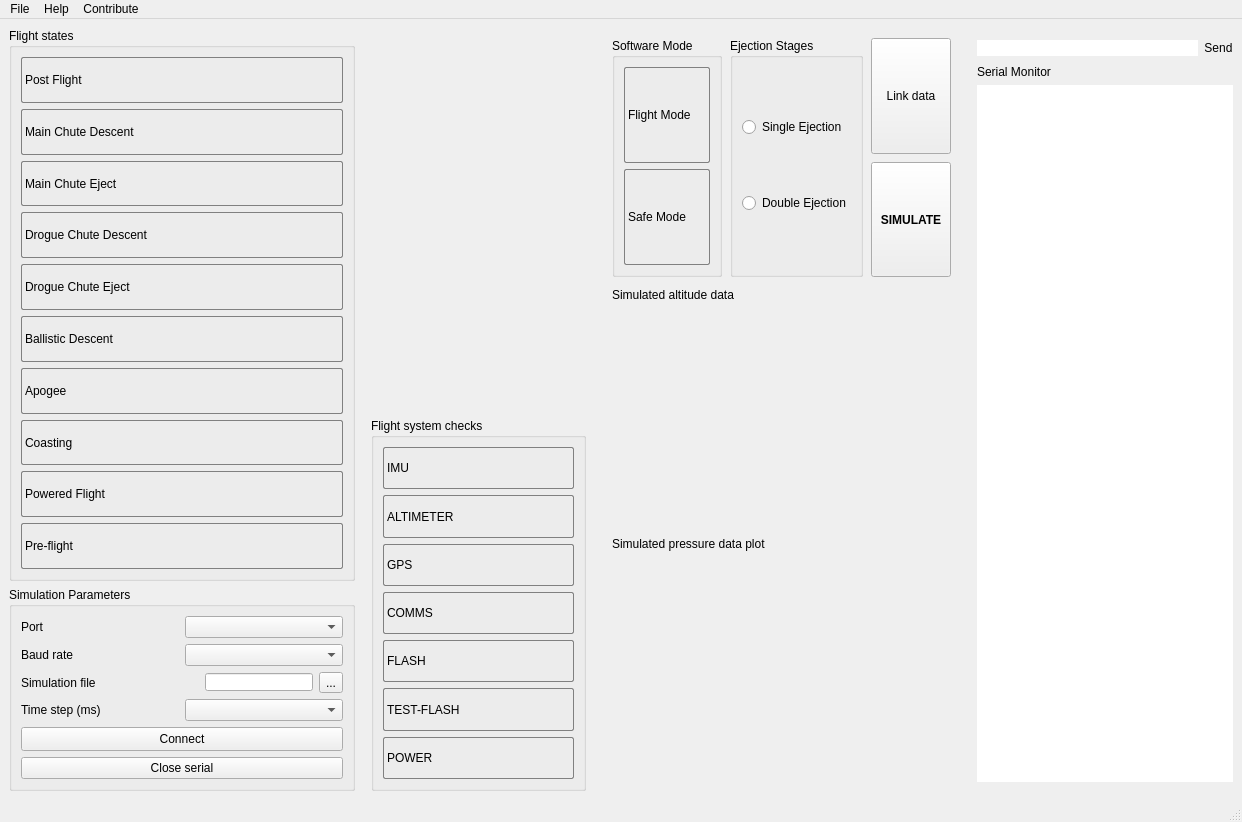
Before: the Qt Designer form app/NaFCSE/mainwindow.ui in bytecod3/Nakuja-Flight-Computer-Simulation-Engine, drawn with Qt 5.
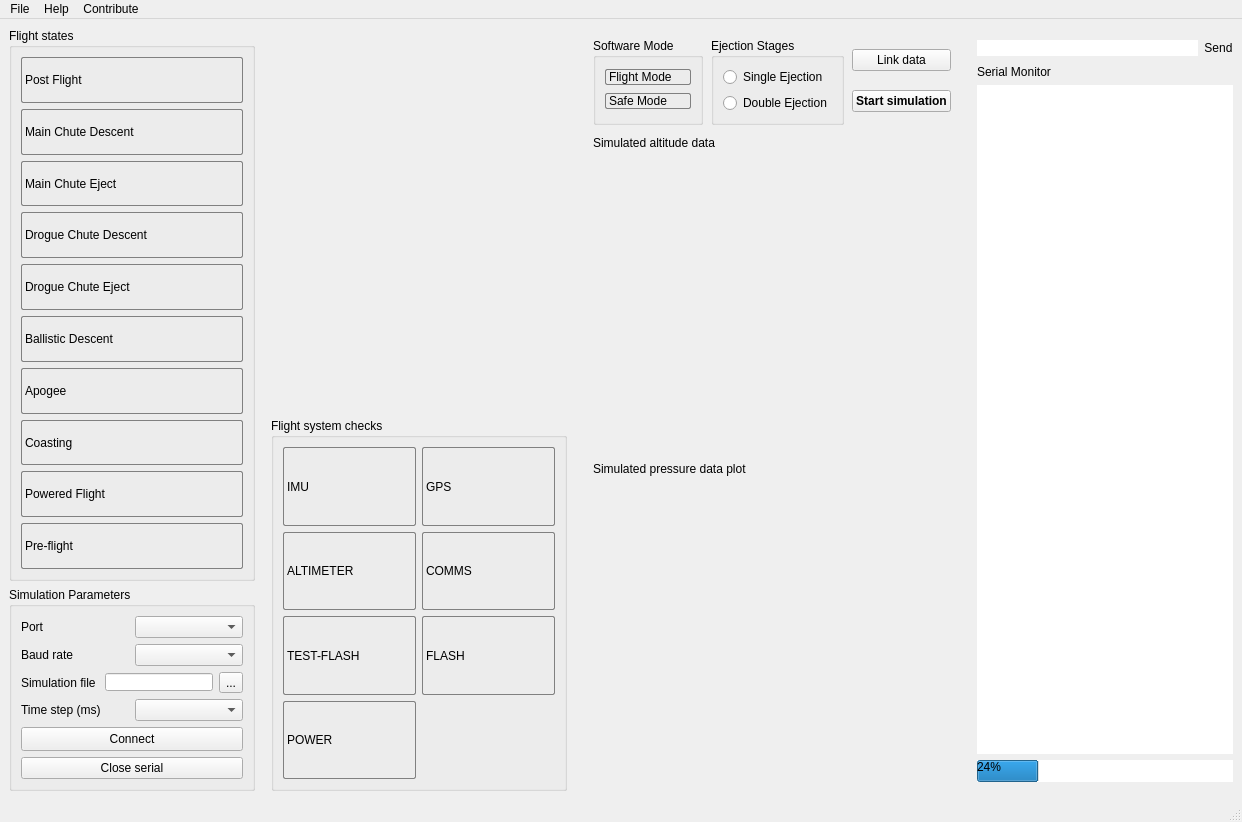
After: the same form once the commit is applied. Icons and pictures are not drawn.

```diff
--- a/app/NaFCSE/mainwindow.ui
+++ b/app/NaFCSE/mainwindow.ui
@@ -44,7 +44,7 @@
       <item>
        <widget class="QGroupBox" name="flightStatesGroupBox">
         <property name="sizePolicy">
-         <sizepolicy hsizetype="Preferred" vsizetype="Expanding">
+         <sizepolicy hsizetype="Fixed" vsizetype="Expanding">
           <horstretch>0</horstretch>
           <verstretch>0</verstretch>
          </sizepolicy>
@@ -187,7 +187,7 @@
       <item>
        <widget class="QGroupBox" name="simulationParamsGroupBox">
         <property name="sizePolicy">
-         <sizepolicy hsizetype="Maximum" vsizetype="Preferred">
+         <sizepolicy hsizetype="Fixed" vsizetype="Preferred">
           <horstretch>0</horstretch>
           <verstretch>0</verstretch>
          </sizepolicy>
@@ -205,22 +205,6 @@
              </property>
             </widget>
            </item>
-           <item>
-            <spacer name="horizontalSpacer">
-             <property name="orientation">
-              <enum>Qt::Horizontal</enum>
-             </property>
-             <property name="sizeType">
-              <enum>QSizePolicy::Expanding</enum>
-             </property>
-             <property name="sizeHint" stdset="0">
-              <size>
-               <width>100</width>
-               <height>20</height>
-              </size>
-             </property>
-            </spacer>
-           </item>
            <item>
             <widget class="QLineEdit" name="lnFilename">
              <property name="sizePolicy">
@@ -361,7 +345,12 @@
            </property>
            <item row="0" column="0">
             <layout class="QVBoxLayout" name="verticalLayout">
+             <property name="leftMargin">
+              <number>0</number>
+             </property>
              <item>
+              <layout class="QGridLayout" name="gridLayout_2">
+               <item row="0" column="0">
               <widget class="QLabel" name="IMU_subsys_label">
                <property name="styleSheet">
                 <string notr="true">border: 1px solid gray;
@@ -373,7 +362,7 @@
                </property>
               </widget>
              </item>
-             <item>
+               <item row="1" column="0">
               <widget class="QLabel" name="ALT_subsys_label">
                <property name="styleSheet">
                 <string notr="true">border: 1px solid gray;
@@ -385,7 +374,19 @@
                </property>
               </widget>
              </item>
-             <item>
+               <item row="2" column="0">
+                <widget class="QLabel" name="TESTFLASH_subsys_label">
+                 <property name="styleSheet">
+                  <string notr="true">border: 1px solid gray;
+border-radius: 2px;
+color: black;</string>
+                 </property>
+                 <property name="text">
+                  <string>TEST-FLASH</string>
+                 </property>
+                </widget>
+               </item>
+               <item row="0" column="1">
               <widget class="QLabel" name="GPS_subsys_label">
                <property name="styleSheet">
                 <string notr="true">border: 1px solid gray;
@@ -397,7 +398,7 @@
                </property>
               </widget>
              </item>
-             <item>
+               <item row="1" column="1">
               <widget class="QLabel" name="COMMS_subsys_label">
                <property name="styleSheet">
                 <string notr="true">border: 1px solid gray;
@@ -409,31 +410,7 @@
                </property>
               </widget>
              </item>
-             <item>
-              <widget class="QLabel" name="FLASH_subsys_label">
-               <property name="styleSheet">
-                <string notr="true">border: 1px solid gray;
-border-radius: 2px;
-color: black;</string>
-               </property>
-               <property name="text">
-                <string>FLASH</string>
-               </property>
-              </widget>
-             </item>
-             <item>
-              <widget class="QLabel" name="TESTFLASH_subsys_label">
-               <property name="styleSheet">
-                <string notr="true">border: 1px solid gray;
-border-radius: 2px;
-color: black;</string>
-               </property>
-               <property name="text">
-                <string>TEST-FLASH</string>
-               </property>
-              </widget>
-             </item>
-             <item>
+               <item row="3" column="0">
               <widget class="QLabel" name="POWER_subsys_label">
                <property name="styleSheet">
                 <string notr="true">border: 1px solid gray;
@@ -445,6 +422,20 @@
                </property>
               </widget>
              </item>
+               <item row="2" column="1">
+                <widget class="QLabel" name="FLASH_subsys_label">
+                 <property name="styleSheet">
+                  <string notr="true">border: 1px solid gray;
+border-radius: 2px;
+color: black;</string>
+                 </property>
+                 <property name="text">
+                  <string>FLASH</string>
+                 </property>
+                </widget>
+               </item>
+              </layout>
+             </item>
             </layout>
            </item>
           </layout>
@@ -494,7 +485,7 @@
            <item>
             <widget class="QLabel" name="lblFlightMode">
              <property name="sizePolicy">
-              <sizepolicy hsizetype="Preferred" vsizetype="Preferred">
+              <sizepolicy hsizetype="Preferred" vsizetype="Maximum">
                <horstretch>0</horstretch>
                <verstretch>0</verstretch>
               </sizepolicy>
@@ -512,7 +503,7 @@
            <item>
             <widget class="QLabel" name="lblSafeMode">
              <property name="sizePolicy">
-              <sizepolicy hsizetype="Preferred" vsizetype="Preferred">
+              <sizepolicy hsizetype="Preferred" vsizetype="Maximum">
                <horstretch>0</horstretch>
                <verstretch>0</verstretch>
               </sizepolicy>
@@ -533,7 +524,7 @@
         <item>
          <widget class="QGroupBox" name="EjectionStagesGroupBox">
           <property name="sizePolicy">
-           <sizepolicy hsizetype="Preferred" vsizetype="Preferred">
+           <sizepolicy hsizetype="Preferred" vsizetype="Maximum">
             <horstretch>0</horstretch>
             <verstretch>0</verstretch>
            </sizepolicy>
@@ -567,7 +558,7 @@
           <item>
            <widget class="QPushButton" name="btnLink">
             <property name="sizePolicy">
-             <sizepolicy hsizetype="Minimum" vsizetype="Minimum">
+             <sizepolicy hsizetype="Minimum" vsizetype="Maximum">
               <horstretch>0</horstretch>
               <verstretch>0</verstretch>
              </sizepolicy>
@@ -587,7 +578,7 @@
           <item>
            <widget class="QPushButton" name="btnMainRun">
             <property name="sizePolicy">
-             <sizepolicy hsizetype="Minimum" vsizetype="Preferred">
+             <sizepolicy hsizetype="Minimum" vsizetype="Maximum">
               <horstretch>0</horstretch>
               <verstretch>0</verstretch>
              </sizepolicy>
@@ -602,7 +593,7 @@
              <cursorShape>PointingHandCursor</cursorShape>
             </property>
             <property name="text">
-             <string>SIMULATE</string>
+             <string>Start simulation</string>
             </property>
             <property name="icon">
              <iconset resource="play-icon.qrc">
@@ -746,6 +737,13 @@
          </property>
         </widget>
        </item>
+       <item>
+        <widget class="QProgressBar" name="progressBar">
+         <property name="value">
+          <number>24</number>
+         </property>
+        </widget>
+       </item>
       </layout>
      </widget>
     </item>
```
Lines whose indentation alone changed are shown as unchanged.
